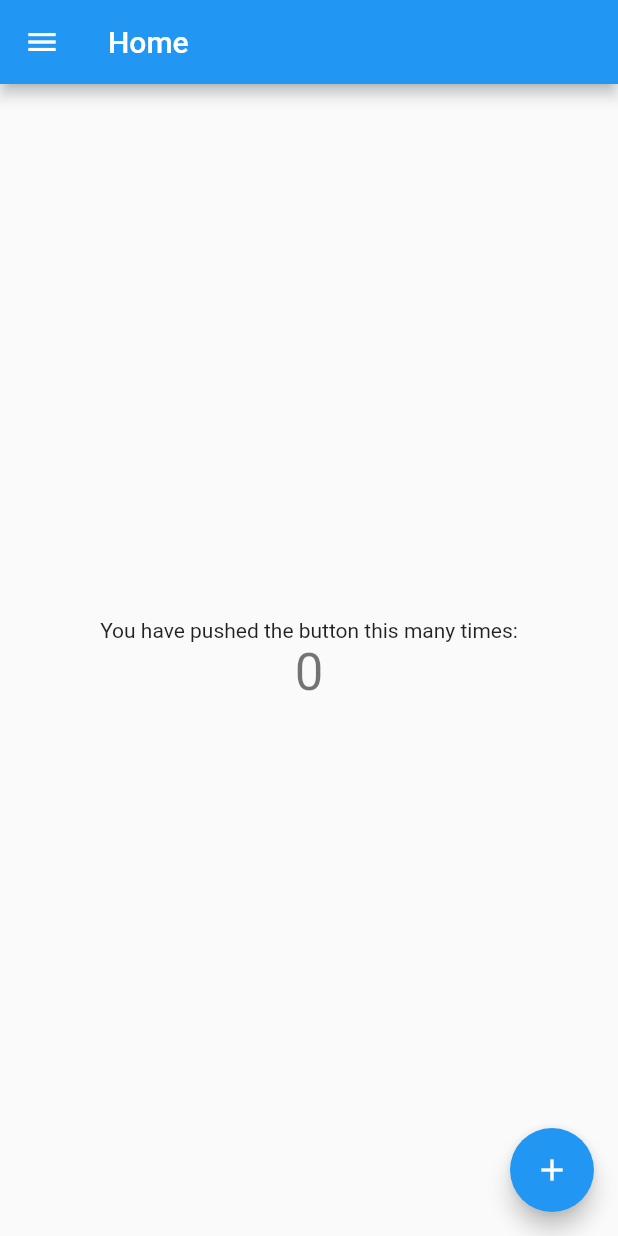
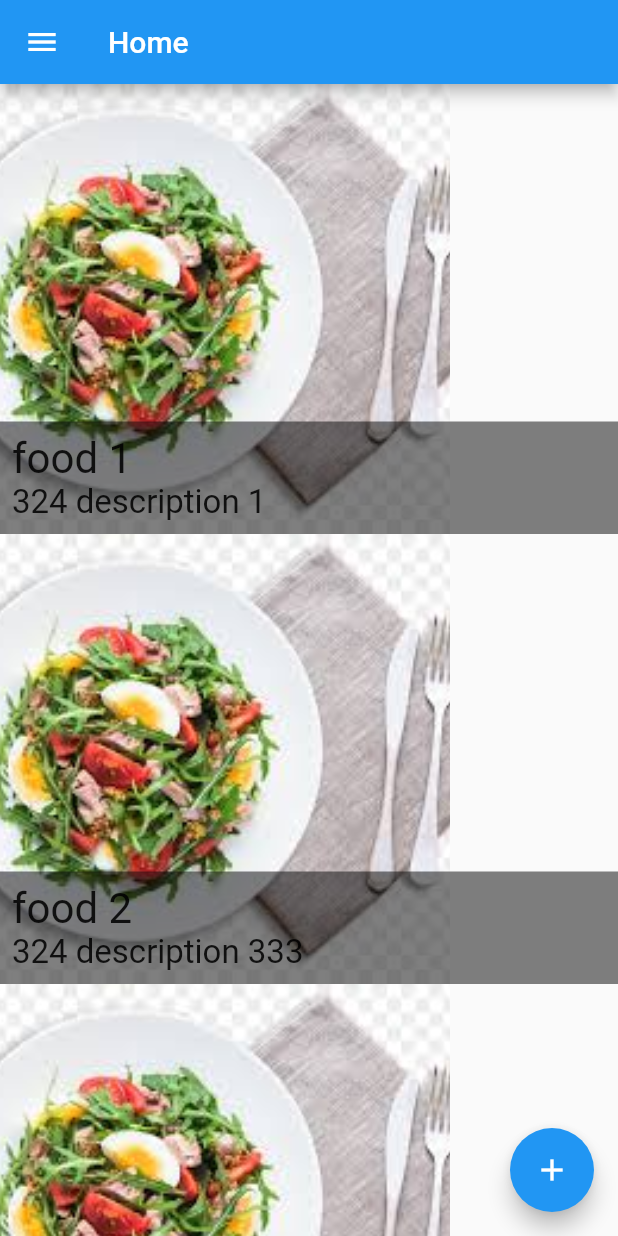
Before and after one commit to kinsleykajiva/foodie, a Flutter app: the screen it shows after launch, on a phone screen of 412 x 824 dp. Run offline on Flutter 3.47's test engine with Material 2 defaults, Android fonts, the phone set to English and light mode, and no system bars; our stand-ins replace dio, loading_overlay.

Commit message:
working . Food lists and details

```diff
--- a/lib/activities/LoginAcivity.dart
+++ b/lib/activities/LoginAcivity.dart
@@ -81,7 +81,7 @@ class _LoginAcivity extends State<LoginAcivity>{
                 decoration: BoxDecoration(
 
                     image: DecorationImage(
-                        image: AssetImage('assets/food_1.png'),
+                        image: AssetImage('assets/food_1.jpg'),
                         fit: BoxFit.contain,
 
                         alignment: Alignment.topCenter
@@ -96,7 +96,7 @@ class _LoginAcivity extends State<LoginAcivity>{
                       alignment: Alignment.center,
                       color: Colors.grey.withOpacity(0.1),
                       child: Text(
-                        "LegalWare",
+                        "Foodie",
                         style: TextStyle(fontSize: 35, fontWeight: FontWeight.bold,color: Colors.blueAccent
                         ),
                       ),
--- a/lib/activities/MainActivity.dart
+++ b/lib/activities/MainActivity.dart
@@ -1,19 +1,27 @@
 import 'package:flutter/material.dart';
 import 'package:foodie/cwidgets/AppDrawer.dart';
+import 'package:foodie/pojos/FoodItemPojo.dart';
+import 'package:foodie/utils/utils.dart';
+
+import 'ReadFoodItemActivity.dart';
 
 
+
+/***/
 class MainActivity extends StatefulWidget {
 
   MainActivity({Key key, this.title}) : super(key: key);
   String title;
 
   @override
-  _MainActivityState createState() => _MainActivityState();
+  _MainActivityState createState() => _MainActivityState( utils.getFoodItems());
 }
 
 
 class _MainActivityState extends State<MainActivity> {
   int _counter = 0;
+   List<FoodItemPojo> FoodItems=[];
+  _MainActivityState(this.FoodItems);
 
   void _incrementCounter() {
     setState(() {
@@ -21,8 +29,14 @@ class _MainActivityState extends State<MainActivity> {
     });
   }
 
+// _songs?.length ?? 0
   @override
   Widget build(BuildContext context) {
+    /*setState(() {
+      FoodItems = utils.getFoodItems();
+    });*/
+
+
     return Scaffold(
       appBar: AppBar(
         title: Text(widget.title),
@@ -33,13 +47,44 @@ class _MainActivityState extends State<MainActivity> {
       drawer: AppDrawer(),
 
       body: Center(
-        child: Column(
-          mainAxisAlignment: MainAxisAlignment.center,
-          children: <Widget>[
-            Text( 'You have pushed the button this many times:', ),
-            Text('$_counter',style: Theme.of(context).textTheme.display1, ),
-          ],
-        ),
+        child:  ListView.builder(itemBuilder: (context,position){
+         return GestureDetector(
+           onTap: ()=>{Navigator.of(context).pop(), Navigator.of(context).push(MaterialPageRoute(builder: (BuildContext context) => ReadFoodItemActivity(),
+           settings: RouteSettings(
+             arguments: FoodItems[position].name
+           )))  },
+             child:Container(
+
+           width: 300,
+           height: 300,
+           child: Stack(
+             alignment: Alignment.bottomLeft,
+             children: <Widget>[
+               Image.asset(
+
+                 FoodItems[position].img,
+                 width: 300,
+                 height: 300,
+                 fit: BoxFit.cover,
+               ),
+               Container(
+
+                 color: Colors.black.withOpacity(0.5),
+                 padding: const EdgeInsets.all(8.0),
+                 child: Column(
+
+                   mainAxisSize: MainAxisSize.min,
+                   crossAxisAlignment: CrossAxisAlignment.stretch,
+                   children: <Widget>[
+                     Text(FoodItems[position].name, style: TextStyle(fontSize: 28)),
+                     Text(FoodItems[position].description, style: TextStyle(fontSize: 22)),
+                   ],
+                 ),
+               )
+             ],
+           ),
+         ));
+        },itemCount: FoodItems.length,)
       ),
       floatingActionButton: FloatingActionButton( onPressed: _incrementCounter,  tooltip: 'Increment', child: Icon(Icons.add),),
     );
--- /dev/null
+++ b/lib/pojos/FoodItemPojo.dart
@@ -0,0 +1,49 @@
+
+class FoodItemPojo {
+
+
+
+  String _name ;
+  double _price ;
+  String _description;
+  String _img;
+
+  FoodItemPojo(this._name, this._price, this._description,this._img);
+
+/*
+  factory FoodItemPojo.fromJson(Map<String, dynamic> json) {
+    return FoodItemPojo(
+      _name: json["_name"],
+      _price: double.parse(json["_price"]),
+      _description: json["_description"],
+      _img: json["_img"],
+    );
+  }*/
+
+  String get img => _img;
+
+  set img(String value) {
+    _img = value;
+  }
+
+  String get description => _description;
+
+  set description(String value) {
+    _description = value;
+  }
+
+  double get price => _price;
+
+  set price(double value) {
+    _price = value;
+  }
+
+  String get name => _name;
+
+  set name(String value) {
+    _name = value;
+  }
+
+//
+
+}
--- a/lib/utils/utils.dart
+++ b/lib/utils/utils.dart
@@ -1,41 +1,94 @@
+/*this is the main utils class*/
+import 'dart:convert';
 
-/*this is the main utils class*/
 import 'package:dio/dio.dart';
+import 'package:foodie/pojos/FoodItemPojo.dart';
 import 'package:http/http.dart' as htpp;
 import 'package:http/http.dart';
 
 class utils {
 
+  static  List<FoodItemPojo>  foodItemPojo_List = new List() ;
+  static String food = """
+
+[
+		{
+			"name":"food 1",
+			"price":"234.32" ,
+			"description":"324 description 1",
+			"img":"assets/fooder.jpeg"
+		},
+		{
+			"name":"food 2",
+			"price":"23345344.32" ,
+			"description":"324 description 333",
+			"img":"assets/fooder.jpeg"
+		},
+		{
+			"name":"food 3",
+			"price":"33.32" ,
+			"description":"324 4444 333",
+			"img":"assets/fooder.jpeg"
+		},
+		{
+			"name":"food 33",
+			"price":"4433.32" ,
+			"description":"324 4444 333",
+			"img":"assets/fooder.jpeg"
+		},
+		{
+			"name":"food 656",
+			"price":"453.32" ,
+			"description":"Asds asdas 333",
+			"img":"assets/fooder.jpeg"
+		},
+		{
+			"name":"food 454",
+			"price":"453.32" ,
+			"description":"sdf asdas 333",
+			"img":"assets/fooder.jpeg"
+		}
+	]
+
+
+""";
 
   /*user6*/
-   static final String SERVER_USERNAME = "user6.atlas-sim.com";
-   static final String SERVER_PASSWORD = "wpf4~3G3";
+  static final String SERVER_USERNAME = "user6.atlas-sim.com";
+  static final String SERVER_PASSWORD = "wpf4~3G3";
 
   static const String MAIN_URL = "https://user6.atlas-sim.com/";
 
   static String API = MAIN_URL + "app/mobile-app/backend/";
 
-   static Future getDataEngine(){
+  static Future getDataEngine() {
+    return htpp.get(API + '');
+  }
 
-     return htpp.get(API+'');
-   }
+  static List<FoodItemPojo> getFoodItems(/*String j*/) {
+    var parse = json.decode(food);
+    List<FoodItemPojo> items = [];
+    for (var u in parse) {
+     // print("-----");
+   ///   print(u);
+      FoodItemPojo itt = FoodItemPojo(u["name"], double.parse(u["price"]), u["description"], u["img"]);
+      items.add(itt);
+    }
 
-  static Future loginUser(final username , final String password) async{
+    foodItemPojo_List = items ;
+    return items;
+  }
+
+  static Future loginUser(final username, final String password) async {
     // Response  resp ;
-    Dio dio = new Client() as Dio ;
+    Dio dio = new Client() as Dio;
     print(API + 'response');
-    var resp =  await dio.post(API + 'users',data: {
-      "username":username ,
-      "password":password
-    });
-
-return resp ;
+    var resp = await dio.post(API + 'users', data: {"username": username, "password": password});
+    return resp;
   }
 
 
-  static Future registerUsers(){
-
-
-     return htpp.post(API + 'new');
+  static Future registerUsers() {
+    return htpp.post(API + 'new');
   }
 }
```
Also changed, not shown: lib/activities/ReadFoodItemActivity.dart (added, +152 -0 lines), lib/cwidgets/AppDrawer.dart (+7 -5 lines).
